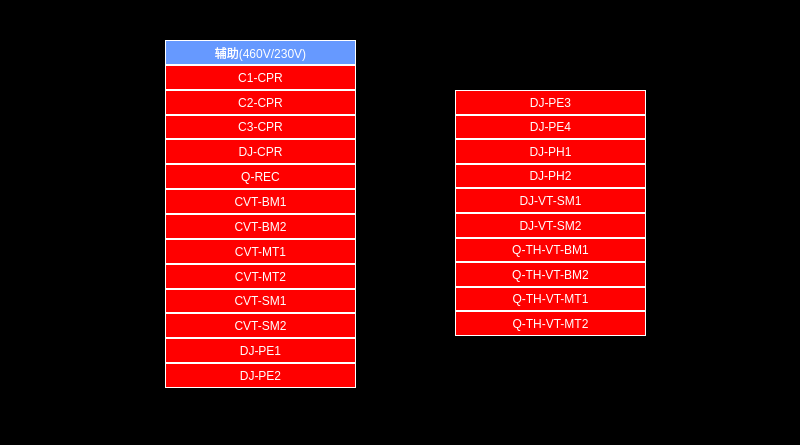
Old version of the form devicedata_breaker.ui in the repository mayue-crrc/Loco8.
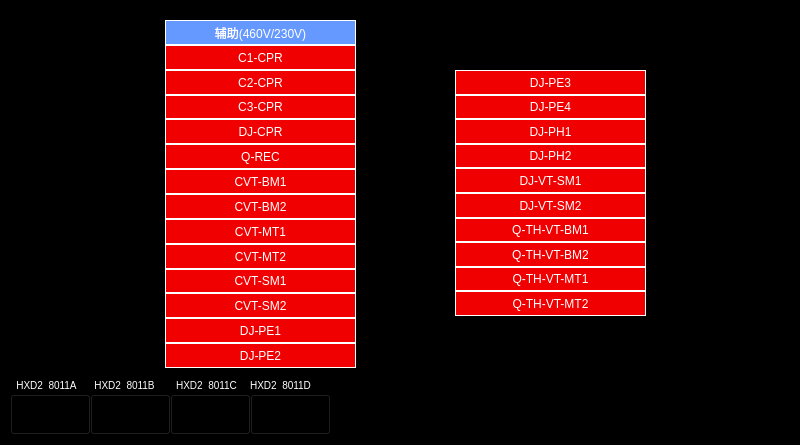
New version of the form. Icons and pictures are not drawn.

Commit message: Device_Breaker V1.1

What changed in the file:
```diff
--- a/devicedata_breaker.ui
+++ b/devicedata_breaker.ui
@@ -21,7 +21,7 @@
 QLabel
 {
 color:white;
-background-color:rgb(255,0,0);
+background-color:rgb(240,0,0);
 border:1px solid white;
 }</string>
   </property>
@@ -29,7 +29,7 @@
    <property name="geometry">
     <rect>
      <x>165</x>
-     <y>40</y>
+     <y>20</y>
      <width>191</width>
      <height>348</height>
     </rect>
@@ -187,7 +187,7 @@
    <property name="geometry">
     <rect>
      <x>455</x>
-     <y>90</y>
+     <y>70</y>
      <width>191</width>
      <height>246</height>
     </rect>
@@ -298,6 +298,214 @@
     </item>
    </layout>
   </widget>
+  <widget class="QLabel" name="LBL_Train3Num">
+   <property name="geometry">
+    <rect>
+     <x>176</x>
+     <y>375</y>
+     <width>61</width>
+     <height>20</height>
+    </rect>
+   </property>
+   <property name="maximumSize">
+    <size>
+     <width>16777215</width>
+     <height>16777212</height>
+    </size>
+   </property>
+   <property name="styleSheet">
+    <string notr="true">font:10px;
+border:black;
+color:rgb(255,255,255);
+background-color: rgb(0, 0, 0);</string>
+   </property>
+   <property name="text">
+    <string>HXD2  8011C</string>
+   </property>
+   <property name="alignment">
+    <set>Qt::AlignCenter</set>
+   </property>
+  </widget>
+  <widget class="QPushButton" name="BTN_Train2">
+   <property name="geometry">
+    <rect>
+     <x>90</x>
+     <y>394</y>
+     <width>81</width>
+     <height>41</height>
+    </rect>
+   </property>
+   <property name="focusPolicy">
+    <enum>Qt::NoFocus</enum>
+   </property>
+   <property name="whatsThis">
+    <string>1</string>
+   </property>
+   <property name="styleSheet">
+    <string notr="true">border-image: url(:/images/images/TrainLogoUp-reverse.png);
+background-color:black;
+</string>
+   </property>
+   <property name="text">
+    <string/>
+   </property>
+  </widget>
+  <widget class="QPushButton" name="BTN_Train3">
+   <property name="geometry">
+    <rect>
+     <x>170</x>
+     <y>394</y>
+     <width>81</width>
+     <height>41</height>
+    </rect>
+   </property>
+   <property name="focusPolicy">
+    <enum>Qt::NoFocus</enum>
+   </property>
+   <property name="whatsThis">
+    <string>2</string>
+   </property>
+   <property name="styleSheet">
+    <string notr="true">border-image: url(:/images/images/TrainLogoUp.png);
+background-color:black;
+</string>
+   </property>
+   <property name="text">
+    <string/>
+   </property>
+  </widget>
+  <widget class="QPushButton" name="BTN_Train4">
+   <property name="geometry">
+    <rect>
+     <x>250</x>
+     <y>394</y>
+     <width>81</width>
+     <height>41</height>
+    </rect>
+   </property>
+   <property name="focusPolicy">
+    <enum>Qt::NoFocus</enum>
+   </property>
+   <property name="whatsThis">
+    <string>3</string>
+   </property>
+   <property name="styleSheet">
+    <string notr="true">border-image: url(:/images/images/TrainLogoUp-reverse.png);
+background-color:black;
+</string>
+   </property>
+   <property name="text">
+    <string/>
+   </property>
+  </widget>
+  <widget class="QLabel" name="LBL_Train1Num">
+   <property name="geometry">
+    <rect>
+     <x>16</x>
+     <y>375</y>
+     <width>61</width>
+     <height>20</height>
+    </rect>
+   </property>
+   <property name="maximumSize">
+    <size>
+     <width>16777215</width>
+     <height>16777212</height>
+    </size>
+   </property>
+   <property name="styleSheet">
+    <string notr="true">font:10px;
+border:black;
+color:rgb(255,255,255);
+background-color: rgb(0, 0, 0);</string>
+   </property>
+   <property name="text">
+    <string>HXD2  8011A</string>
+   </property>
+   <property name="alignment">
+    <set>Qt::AlignCenter</set>
+   </property>
+  </widget>
+  <widget class="QLabel" name="LBL_Train4Num">
+   <property name="geometry">
+    <rect>
+     <x>250</x>
+     <y>375</y>
+     <width>61</width>
+     <height>20</height>
+    </rect>
+   </property>
+   <property name="maximumSize">
+    <size>
+     <width>16777215</width>
+     <height>16777212</height>
+    </size>
+   </property>
+   <property name="styleSheet">
+    <string notr="true">font:10px;
+border:black;
+color:rgb(255,255,255);
+background-color: rgb(0, 0, 0);</string>
+   </property>
+   <property name="text">
+    <string>HXD2  8011D</string>
+   </property>
+   <property name="alignment">
+    <set>Qt::AlignCenter</set>
+   </property>
+  </widget>
+  <widget class="QPushButton" name="BTN_Train1">
+   <property name="geometry">
+    <rect>
+     <x>10</x>
+     <y>394</y>
+     <width>81</width>
+     <height>41</height>
+    </rect>
+   </property>
+   <property name="focusPolicy">
+    <enum>Qt::NoFocus</enum>
+   </property>
+   <property name="whatsThis">
+    <string>0</string>
+   </property>
+   <property name="styleSheet">
+    <string notr="true">border-image: url(:/images/images/TrainLogoUp.png);
+background-color:black;
+</string>
+   </property>
+   <property name="text">
+    <string/>
+   </property>
+  </widget>
+  <widget class="QLabel" name="LBL_Train2Num">
+   <property name="geometry">
+    <rect>
+     <x>94</x>
+     <y>375</y>
+     <width>61</width>
+     <height>20</height>
+    </rect>
+   </property>
+   <property name="maximumSize">
+    <size>
+     <width>16777215</width>
+     <height>16777212</height>
+    </size>
+   </property>
+   <property name="styleSheet">
+    <string notr="true">font:10px;
+border:black;
+color:rgb(255,255,255);
+background-color: rgb(0, 0, 0);</string>
+   </property>
+   <property name="text">
+    <string>HXD2  8011B</string>
+   </property>
+   <property name="alignment">
+    <set>Qt::AlignCenter</set>
+   </property>
+  </widget>
  </widget>
  <resources/>
  <connections/>
```
The commit also changes 3 other files.
